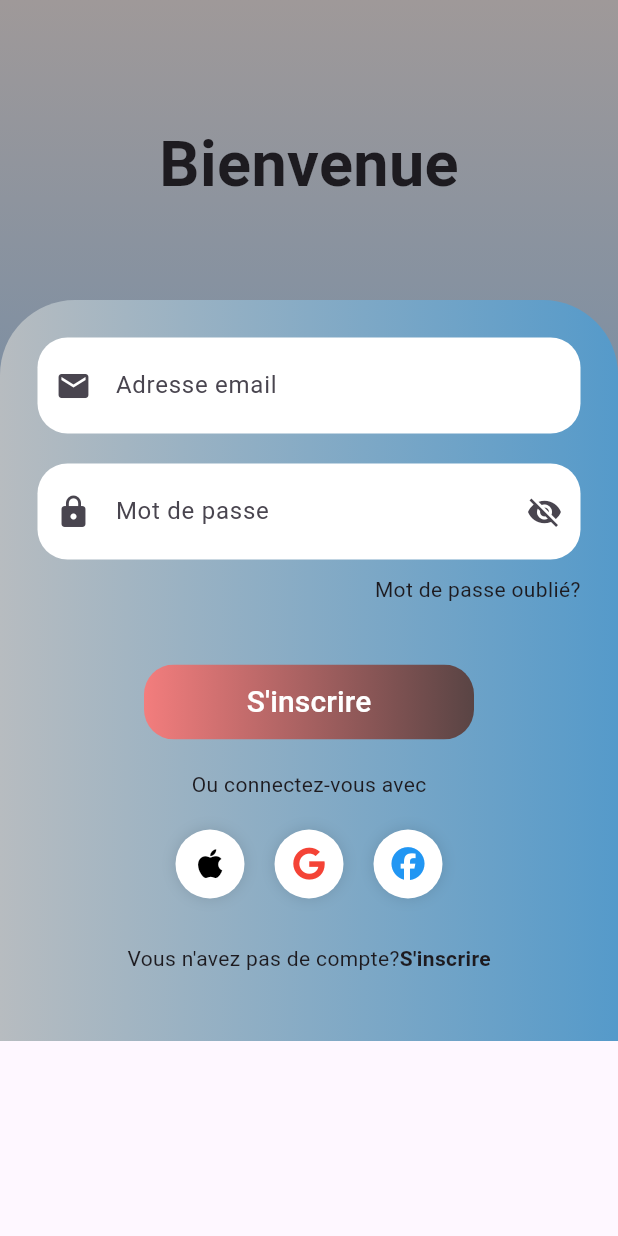
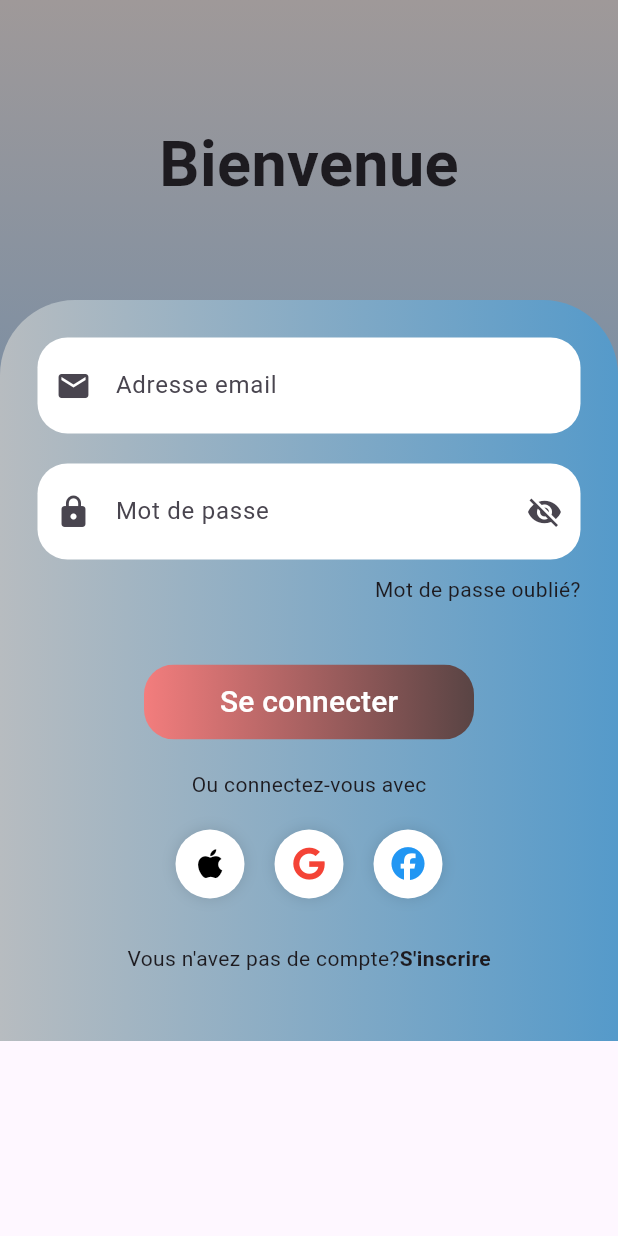
Before and after one commit to mannissaazzed-svg/safe_mind, a Flutter app: the SignUp screen opened directly, on a phone screen of 412 x 824 dp. Run offline on Flutter 3.47's test engine with Material 3 defaults, Android fonts, the phone set to English and light mode, and no system bars; our stand-ins replace font_awesome_flutter, supabase_flutter; accounts and stored records are empty.

```diff
--- a/lib/screens/login.dart
+++ b/lib/screens/login.dart
@@ -203,7 +203,7 @@ class _SignUpState extends State<SignUp> {
 
                             child: const Center(
                               child: Text(
-                                "S'inscrire",
+                                "Se connecter",
                                 style: TextStyle(
                                   color: Colors.white,
                                   fontSize: 20,
```
